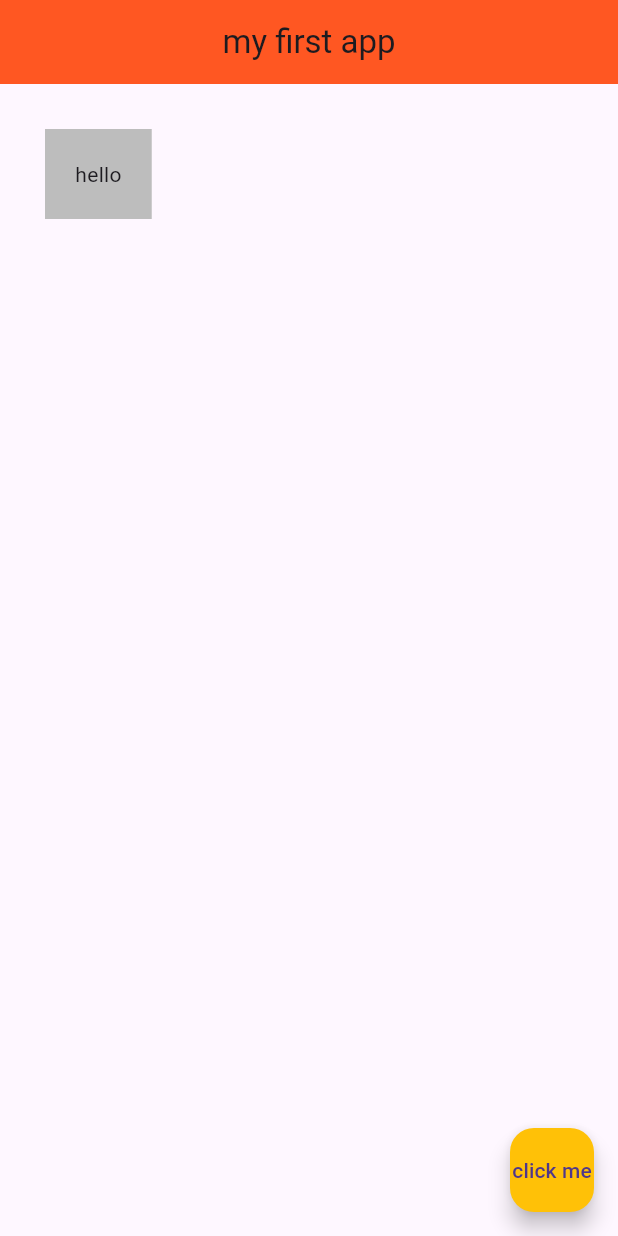
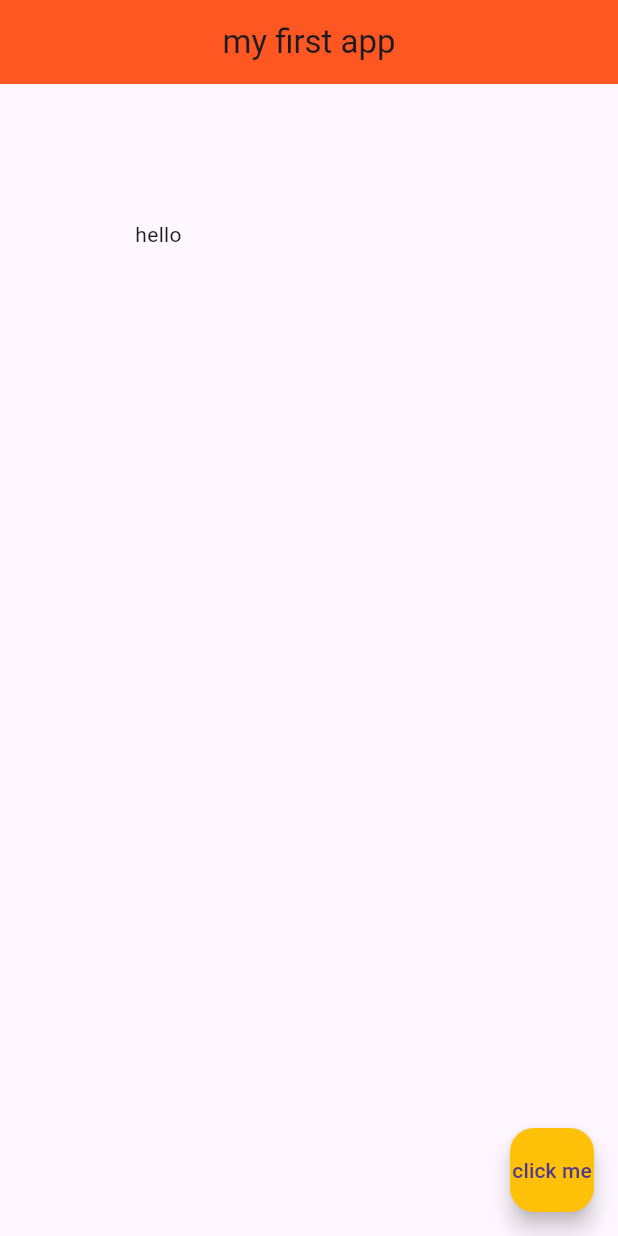
Before and after one commit to better-adapted/flutter_app_demo, a Flutter app: the screen it shows after launch, on a phone screen of 412 x 824 dp. Run offline on Flutter 3.47's test engine with Material 3 defaults, Android fonts, the phone set to English and light mode, and no system bars.

Commit message:
basic padding demo for text

```diff
--- a/lib/main.dart
+++ b/lib/main.dart
@@ -16,7 +16,7 @@ class Home extends StatelessWidget {
         centerTitle: true,
         backgroundColor: Colors.deepOrange,
       ),
-      body: Container(padding: EdgeInsets.all(20.0),margin: EdgeInsets.all(30.0),color: Colors.grey[400],
+      body: Padding(padding: EdgeInsets.all(90.0),
       child: Text('hello'),
       ),
       floatingActionButton: FloatingActionButton(onPressed: () {},child: Text('click me'),backgroundColor: Colors.amber),
```
